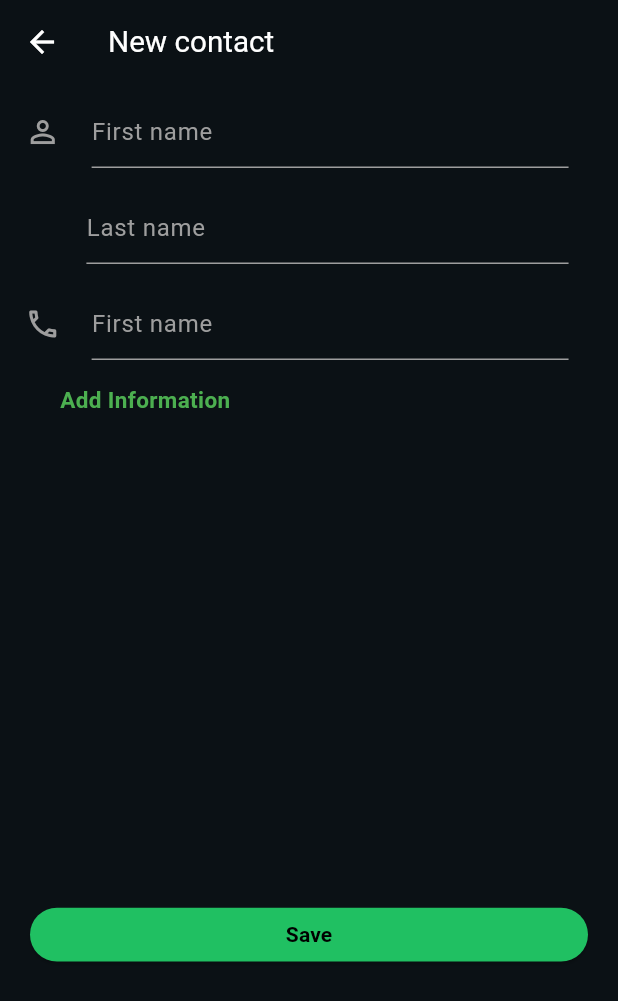
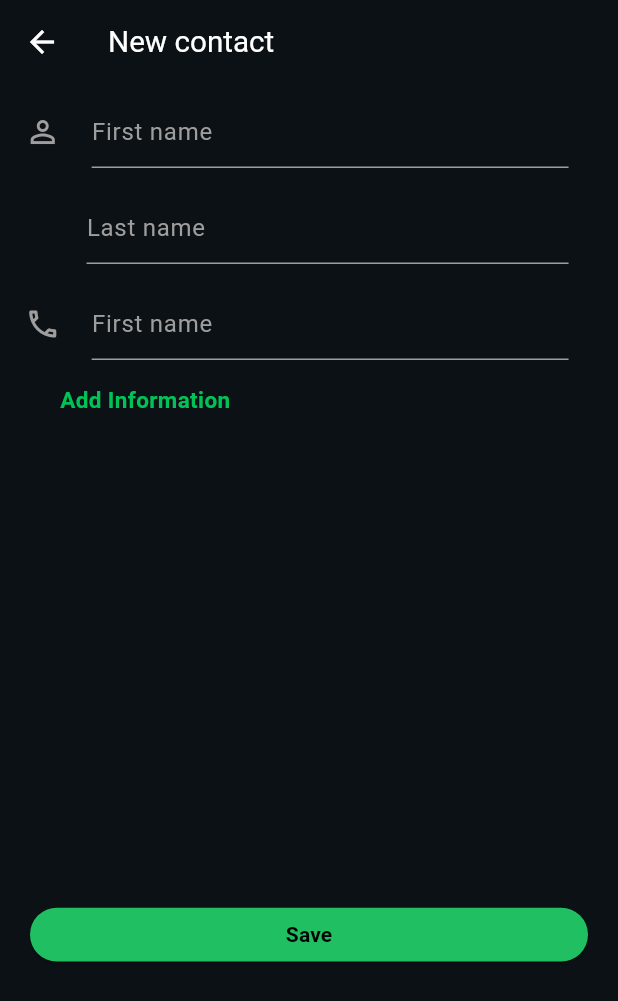
Before and after one commit to kartikkumarofficial/Whatsapp-Clone-Flutter, a Flutter app: the NewContactPage screen opened directly, on a phone screen of 412 x 824 dp. Shown: the top 1001 px of the screen. Run offline on Flutter 3.47's test engine with Material 3 defaults, Android fonts, the light colour scheme and no system bars; our stand-ins replace badges, font_awesome_flutter, get, image_picker.

Commit message:
new contact page

```diff
--- a/lib/pages/NewContact.dart
+++ b/lib/pages/NewContact.dart
@@ -67,7 +67,7 @@ class _NewContactPageState extends State  <NewContactPage> {
               child: Row(
                 children: [
                   Padding(
-                    padding:  EdgeInsets.only(left: Get.height*0.02,right: Get.height*0.0499),
+                    padding:  EdgeInsets.only(left: Get.height*0.02,right: Get.height*0.05),
                     child: null
                   ),
                   Expanded(child: buildInputField('Last name', lastnamecontroller)),
@@ -95,7 +95,7 @@ class _NewContactPageState extends State  <NewContactPage> {
               children: [
                 Padding(
                   padding: const EdgeInsets.only(left: 40.0,top: 8),
-                  child: Text('Add Information  ',style: TextStyle(color: Colors.green,fontSize:15,fontWeight: FontWeight.bold ),),
+                  child: Text('Add Information  ',style: TextStyle(color: Color.fromRGBO(1,194,87,1.0),fontSize:15,fontWeight: FontWeight.bold ),),
                 ),
               ],
             ),
```
